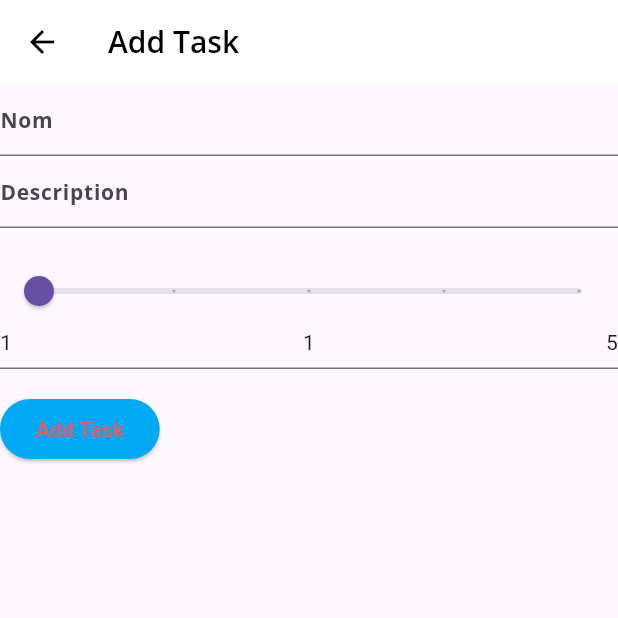
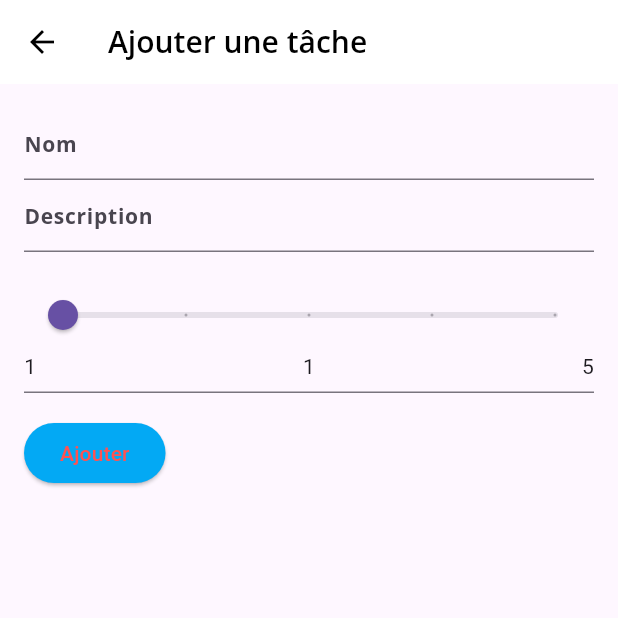
Before and after one commit to Naick1207/td4_dev_mobile, a Flutter app: the screen it shows after launch, after a tap on the "add" icon, on a phone screen of 412 x 824 dp, the top half of it. Run offline on Flutter 3.47's test engine with Material 3 defaults, Android fonts, the phone set to English and light mode, and no system bars; our stand-ins replace flutter_form_builder, google_fonts, settings_ui, shared_preferences, sqflite, sqflite_common_ffi_web; accounts and stored records are empty; network calls fail.

Commit message:
Suite du TP4

```diff
--- a/lib/API/myAPI.dart
+++ b/lib/API/myAPI.dart
@@ -7,7 +7,7 @@ import 'package:http/http.dart' as http;
 class MyAPI{
   Future<List<Task>> getTasks() async{
     await Future.delayed(Duration(seconds: 1));
-    final dataString = await _loadAsset('assets/tasks.json');
+    final dataString = await _loadAsset('tasks.json');
     final Map<String,dynamic> json = jsonDecode(dataString);
     if (json['tasks']!=null){
       final tasks = <Task>[];
--- a/lib/UI/addTask.dart
+++ /dev/null
@@ -1,17 +0,0 @@
-import 'package:flutter/cupertino.dart';
-import 'package:flutter/material.dart';
-import 'formAjoutTask.dart';
-
-class AddTask extends StatelessWidget{
-  @override
-  Widget build(BuildContext context) {
-    return Scaffold(
-      appBar: AppBar(
-        title: Text('Add Task'),
-      ),
-      body: Center(
-        child: FormAjoutTask()
-      ),
-    ) ;
-  }
-}
--- a/lib/UI/ecran1.dart
+++ b/lib/UI/ecran1.dart
@@ -1,45 +1,73 @@
 import 'package:flutter/cupertino.dart';
 import 'package:flutter/material.dart';
 import 'package:provider/provider.dart';
-import '../model/task.dart';
 import '../viewModel/taskViewModel.dart';
 import 'detail.dart';
+import 'formAjoutTask.dart';
 
 class ScreenOne extends StatelessWidget{
-
 
   const ScreenOne({super.key});
 
   @override
   Widget build(BuildContext context) {
-    late List<Task> tasks;
-    String tags='';
-    tasks = context.watch<TaskViewModel>().liste;
+    return Consumer<TaskViewModel>(
+      builder: (context, taskViewModel, child) {
+        final tasks = taskViewModel.liste;
+
         return ListView.builder(
           itemCount: tasks.length,
-      itemBuilder: (BuildContext context, int index){
+          itemBuilder: (BuildContext context, int index) {
+            final task = tasks[index];
             return Card(
               color: Colors.black26,
               elevation: 7,
               margin: const EdgeInsets.all(10),
-          child:ListTile(
+              child: ListTile(
                 leading: CircleAvatar(
                     backgroundColor: Colors.deepPurpleAccent,
                     child: Text(tasks[index].id.toString())
                 ),
                 title: Text(tasks[index].title),
                 subtitle: Text(tasks[index].description),
-            onTap: (){
+                trailing: SizedBox(
+                  width: 100,
+                  child: Row(
+                    mainAxisSize: MainAxisSize.min,
+                    children: [
+                      IconButton(
+                        icon: const Icon(Icons.edit, color: Colors.white),
+                        onPressed: () {
                           Navigator.push(
                             context,
                             MaterialPageRoute<void>(
-                  builder: (context) => Detail(task:tasks[index]),
-                )
+                              builder: (context) => FormAjoutTask(task: task),
+                            ),
                           );
                         },
+                      ),
+                      IconButton(
+                        icon: const Icon(Icons.delete, color: Colors.red),
+                        onPressed: () {
+                          taskViewModel.deleteTask(task);
+                        },
+                      ),
+                    ],
                   )
+                ),
+                onTap: () {
+                  Navigator.push(
+                    context,
+                    MaterialPageRoute<void>(
+                      builder: (context) => Detail(task: task),
+                    ),
                   );
-      }
+                },
+              ),
+            );
+          },
+        );
+      },
     );
   }
 }
--- a/lib/UI/formAjoutTask.dart
+++ b/lib/UI/formAjoutTask.dart
@@ -5,7 +5,9 @@ import 'package:td2/viewModel/taskViewModel.dart';
 import 'package:flutter_form_builder/flutter_form_builder.dart';
 
 class FormAjoutTask extends StatefulWidget {
-    const FormAjoutTask({super.key});
+  final Task? task;
+
+  const FormAjoutTask({super.key, this.task});
 
   @override
   State<FormAjoutTask> createState() => _FormAjoutTaskState();
@@ -13,19 +15,36 @@ class FormAjoutTask extends StatefulWidget {
 
 class _FormAjoutTaskState extends State<FormAjoutTask> {
   final GlobalKey<FormState> _formKey = GlobalKey<FormState>();
-    final TextEditingController textTitleController = TextEditingController();
-    final TextEditingController textDescriptionController = TextEditingController();
+  late TextEditingController textTitleController;
+  late TextEditingController textDescriptionController;
+  late int _currentDifficulty;
 
-    int _currentDifficulty = 1;
+  @override
+  void initState() {
+    super.initState();
+    textTitleController = TextEditingController(text: widget.task?.title ?? '');
+    textDescriptionController = TextEditingController(text: widget.task?.description ?? '');
+    _currentDifficulty = widget.task?.difficulty ?? 1;
+  }
 
-    @override dispose() {
+  @override
+  dispose() {
     textTitleController.dispose();
+    textDescriptionController.dispose();
     super.dispose();
   }
 
   @override
   Widget build(BuildContext context) {
-        return Form(
+    final isEditing = widget.task != null;
+
+    return Scaffold(
+      appBar: AppBar(
+        title: Text(isEditing ? 'Editer la tâche' : 'Ajouter une tâche'),
+      ),
+      body: Padding(
+        padding: const EdgeInsets.all(16.0),
+        child: Form(
           key: _formKey,
           child: Column(
             crossAxisAlignment: CrossAxisAlignment.start,
@@ -51,11 +70,12 @@ class _FormAjoutTaskState extends State<FormAjoutTask> {
                 },
               ),
               FormBuilderSlider(
+                key: ValueKey(_currentDifficulty),
                 name: "Difficulté",
                 min: 1,
                 max: 5,
                 divisions: 4,
-                        initialValue: 1,
+                initialValue: _currentDifficulty.toDouble().clamp(1, 5),
                 onChanged: (val) {
                   if (val != null) {
                     setState(() {
@@ -74,23 +94,42 @@ class _FormAjoutTaskState extends State<FormAjoutTask> {
                   onPressed: () {
                     if (_formKey.currentState!.validate()) {
                       ScaffoldMessenger.of(context).showSnackBar(
-                                        const SnackBar(content: Text('Tâche créée')),
+                        SnackBar(content: Text(isEditing ? 'Tâche modifiée' : 'Tâche créée')),
                       );
-                                    context.read<TaskViewModel>().addTask(
-                                        Task.newTaskTitle(textTitleController.text,
+
+                      final taskViewModel = Provider.of<TaskViewModel>(context, listen: false);
+
+                      if (isEditing) {
+                        taskViewModel.updateTask(
+                          Task(
+                            id: widget.task!.id,
+                            title: textTitleController.text,
+                            description: textDescriptionController.text,
+                            nbhours: widget.task!.nbhours,
+                            difficulty: _currentDifficulty,
+                            tags: widget.task!.tags,
+                          ),
+                        );
+                      } else {
+                        taskViewModel.addTask(
+                          Task.newTaskTitle(
+                            textTitleController.text,
                             0,
                             _currentDifficulty,
                             textDescriptionController.text,
                           ),
                         );
+                      }
                       Navigator.pop(context);
                     }
                   },
-                            child: const Text('Add Task'),
+                  child: Text(isEditing ? 'Modifier' : 'Ajouter'),
                 ),
               ),
             ],
           ),
+        )
+      )
     );
   }
 }
--- a/lib/UI/myApp.dart
+++ b/lib/UI/myApp.dart
@@ -4,12 +4,11 @@ import 'package:sqflite/sqflite.dart';
 import 'package:td2/UI/ecranSettings.dart';
 import '../viewModel/settingsViewModel.dart';
 import '../viewModel/taskViewModel.dart';
+import 'formAjoutTask.dart';
 import 'ecran1.dart';
 import 'ecran2.dart';
 import 'ecran3.dart';
-import 'ecranSettings.dart';
 import 'mytheme.dart';
-import 'addTask.dart';
 
 class MyApp extends StatelessWidget {
   final Database database;
@@ -20,7 +19,6 @@ class MyApp extends StatelessWidget {
         ChangeNotifierProvider(
             create: (_){
               SettingViewModel settingViewModel = SettingViewModel();
-              //getSettings est deja appelee dans le constructeur
               return settingViewModel;
             }),
         ChangeNotifierProvider(
@@ -71,7 +69,7 @@ class _MyHomePageState extends State<MyHomePage> {
     return Scaffold(
       floatingActionButton: _selectedIndex==0?FloatingActionButton(
         onPressed: (){Navigator.push(context, MaterialPageRoute(
-          builder: (context) => AddTask(),
+          builder: (context) => FormAjoutTask(),
         )
         );},
         child: const Icon(Icons.add),):const SizedBox.shrink(),
--- a/lib/main.dart
+++ b/lib/main.dart
@@ -11,21 +11,30 @@ Future<void> main() async{
   if (kIsWeb) {
     databaseFactory = databaseFactoryFfiWeb;
   }
-  final database = openDatabase(
+  // À mettre juste avant openDatabase, temporairement
+    final database = openDatabase(
     join(await getDatabasesPath(), 'task_database.db'),
-    onCreate: (db, version) {
-      return db.execute(
+    version: 1,
+    onCreate: (db, version) async {
+      await db.execute(
           'CREATE TABLE task (id INTEGER PRIMARY KEY AUTOINCREMENT, title TEXT, description TEXT, nbhours INTEGER, difficulty INTEGER)'
       );
-      /*
       await db.execute(
-          'CREATE TABLE tags (id INTEGER PRIMARY KEY AUTOINCREMENT, nom TEXT, task_id INTEGER FOREIGN KEY task_id REFERENCES task(id))'
+          'CREATE TABLE tags (id INTEGER PRIMARY KEY AUTOINCREMENT, nom TEXT, task_id INTEGER, FOREIGN KEY (task_id) REFERENCES task(id) ON DELETE CASCADE)'
       );
-
-       */
-    }
+    },
+    onUpgrade: (db, oldVersion, newVersion) async {
+      await db.execute('DROP TABLE IF EXISTS tags');
+      await db.execute('DROP TABLE IF EXISTS task');
+      await db.execute(
+          'CREATE TABLE task (id INTEGER PRIMARY KEY AUTOINCREMENT, title TEXT, description TEXT, nbhours INTEGER, difficulty INTEGER)'
+      );
+      await db.execute(
+          'CREATE TABLE tags (id INTEGER PRIMARY KEY AUTOINCREMENT, nom TEXT, task_id INTEGER, FOREIGN KEY (task_id) REFERENCES task(id) ON DELETE CASCADE)'
+      );
+    },
   );
   final db = await database;
-
+  await db.execute('PRAGMA foreign_keys = ON');
   runApp(MyApp(db));
 }
--- a/lib/model/task.dart
+++ b/lib/model/task.dart
@@ -35,7 +35,7 @@ class Task {
         title: "title $n",
         tags: ['tag $n','tag${n+1}'],
         nbhours: n,
-        difficulty: n,
+        difficulty: 1,
         description: '$n'));
       ++nb;
     }
--- a/lib/viewModel/taskViewModel.dart
+++ b/lib/viewModel/taskViewModel.dart
@@ -2,26 +2,88 @@ import 'package:flutter/material.dart';
 import 'package:sqflite/sqflite.dart';
 import '../model/task.dart';
 
-class TaskViewModel extends ChangeNotifier{
+class TaskViewModel extends ChangeNotifier {
   late List<Task> liste;
   Database database;
-  TaskViewModel(Database database){
-    database=database;
-    liste=[];
+
+  TaskViewModel(this.database) {
+    liste = [];
+    loadTasks();
   }
-  Future<void> addTask(Task task) async{
-    liste.add(task);
-    await database.transaction((txn) async {
-      int id = await txn.rawInsert(
-          'INSERT INTO task(title, description, nbhours, difficulty) VALUES(?, ?, ?, ?)',
-          ['${task.title}','${task.description}',"${task.nbhours}","${task.difficulty}"]
+
+  Task _taskFromMap(Map<String, dynamic> map, List<String> tags) {
+    return Task(
+      id: map['id'],
+      title: map['title'],
+      tags: tags,
+      nbhours: map['nbhours'],
+      difficulty: map['difficulty'],
+      description: map['description'],
+    );
+  }
+
+  Future<void> loadTasks() async {
+    final List<Map<String, dynamic>> taskMaps = await database.rawQuery(
+        'SELECT * FROM task');
+    List<Task> result = [];
+    for (var taskMap in taskMaps) {
+      final List<Map<String, dynamic>> tagMaps = await database.rawQuery(
+          'SELECT nom FROM tags WHERE task_id = ?', [taskMap['id']]
       );
-      print('ajouté: $id');
+      final tags = tagMaps.map((t) => t['nom'] as String).toList();
+      result.add(_taskFromMap(taskMap, tags));
     }
-    );
+    liste = result;
     notifyListeners();
   }
-  void generateTasks(){
+
+  Future<void> addTask(Task task) async {
+    try {
+      int id = await database.rawInsert(
+        'INSERT INTO task(title, nbhours, difficulty, description) VALUES(?, ?, ?, ?)',
+        [task.title, task.nbhours, task.difficulty, task.description],
+      );
+      for (String tag in task.tags) {
+        await database.rawInsert(
+          'INSERT INTO tags(nom, task_id) VALUES(?, ?)',
+          [tag, id],
+        );
+      }
+      await loadTasks();
+    } catch (e) {
+      print('Erreur ajout : $e');
+    }
+  }
+
+  Future<void> deleteTask(Task task) async {
+    try {
+      await database.rawDelete('DELETE FROM task WHERE id = ?', [task.id]);
+      await loadTasks();
+    } catch (e) {
+      print('Erreur suppression : $e');
+    }
+  }
+
+  Future<void> updateTask(Task task) async {
+    try {
+      await database.rawUpdate(
+        'UPDATE task SET title = ?, nbhours = ?, difficulty = ?, description = ? WHERE id = ?',
+        [task.title, task.nbhours, task.difficulty, task.description, task.id],
+      );
+      await database.rawDelete('DELETE FROM tags WHERE task_id = ?', [task.id]);
+      for (String tag in task.tags) {
+        await database.rawInsert(
+          'INSERT INTO tags(nom, task_id) VALUES(?, ?)',
+          [tag, task.id],
+        );
+      }
+      await loadTasks();
+    } catch (e) {
+      print('Erreur mise à jour : $e');
+    }
+  }
+
+  void generateTasks() {
     liste = Task.generateTask(50);
     notifyListeners();
   }
```
Also changed, not shown: pubspec.lock. Lines whose indentation alone changed are shown as unchanged.
